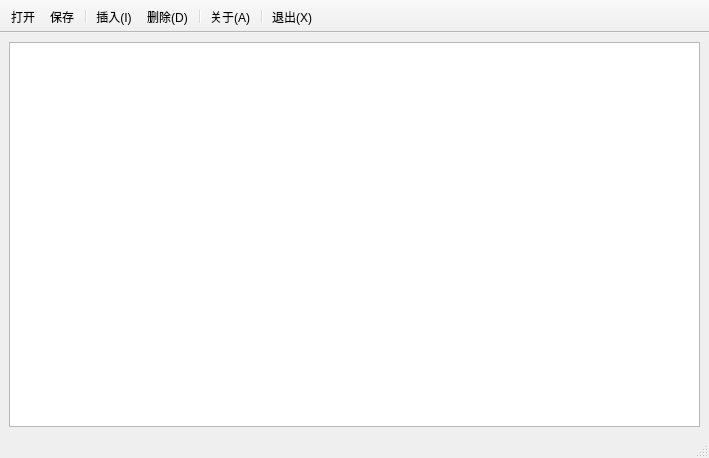
Above: Form.ui from bssthu/L5MapEditor before the change. Below: the same form after it.
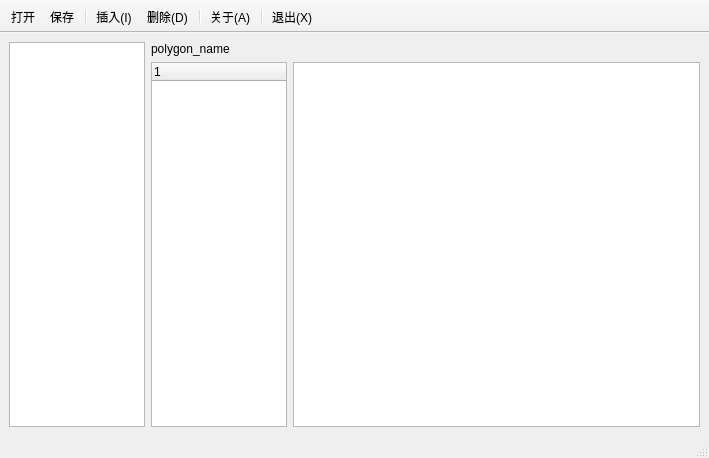
That is the form after the change. Icons and pictures are not drawn.

```diff
--- a/Form.ui
+++ b/Form.ui
@@ -10,6 +10,11 @@
     <height>458</height>
    </rect>
   </property>
+  <property name="font">
+   <font>
+    <family>Microsoft YaHei UI</family>
+   </font>
+  </property>
   <property name="focusPolicy">
    <enum>Qt::ClickFocus</enum>
   </property>
@@ -20,9 +25,62 @@
    <string>L5MapEditor</string>
   </property>
   <widget class="QWidget" name="centralwidget">
-   <layout class="QHBoxLayout" name="horizontalLayout">
-    <item>
-     <widget class="QGraphicsView" name="graphicsView"/>
+   <layout class="QGridLayout" name="gridLayout">
+    <item row="0" column="0" rowspan="3">
+     <widget class="QTableWidget" name="tableWidget">
+      <property name="sizePolicy">
+       <sizepolicy hsizetype="Expanding" vsizetype="Expanding">
+        <horstretch>1</horstretch>
+        <verstretch>0</verstretch>
+       </sizepolicy>
+      </property>
+     </widget>
+    </item>
+    <item row="2" column="2">
+     <widget class="QGraphicsView" name="graphicsView">
+      <property name="sizePolicy">
+       <sizepolicy hsizetype="Expanding" vsizetype="Expanding">
+        <horstretch>3</horstretch>
+        <verstretch>3</verstretch>
+       </sizepolicy>
+      </property>
+      <property name="font">
+       <font>
+        <family>Microsoft YaHei UI</family>
+       </font>
+      </property>
+     </widget>
+    </item>
+    <item row="2" column="1">
+     <widget class="QTreeWidget" name="treeWidget">
+      <property name="sizePolicy">
+       <sizepolicy hsizetype="Expanding" vsizetype="Expanding">
+        <horstretch>1</horstretch>
+        <verstretch>3</verstretch>
+       </sizepolicy>
+      </property>
+      <column>
+       <property name="text">
+        <string notr="true">1</string>
+       </property>
+      </column>
+     </widget>
+    </item>
+    <item row="0" column="1" rowspan="2" colspan="2">
+     <widget class="QLabel" name="currentPolygonLabel">
+      <property name="sizePolicy">
+       <sizepolicy hsizetype="Preferred" vsizetype="Preferred">
+        <horstretch>0</horstretch>
+        <verstretch>0</verstretch>
+       </sizepolicy>
+      </property>
+      <property name="frameShape">
+       <enum>QFrame::NoFrame</enum>
+      </property>
+      <property name="text">
+       <string>polygon_name</string>
+      </property>
+     </widget>
     </item>
    </layout>
   </widget>
```
